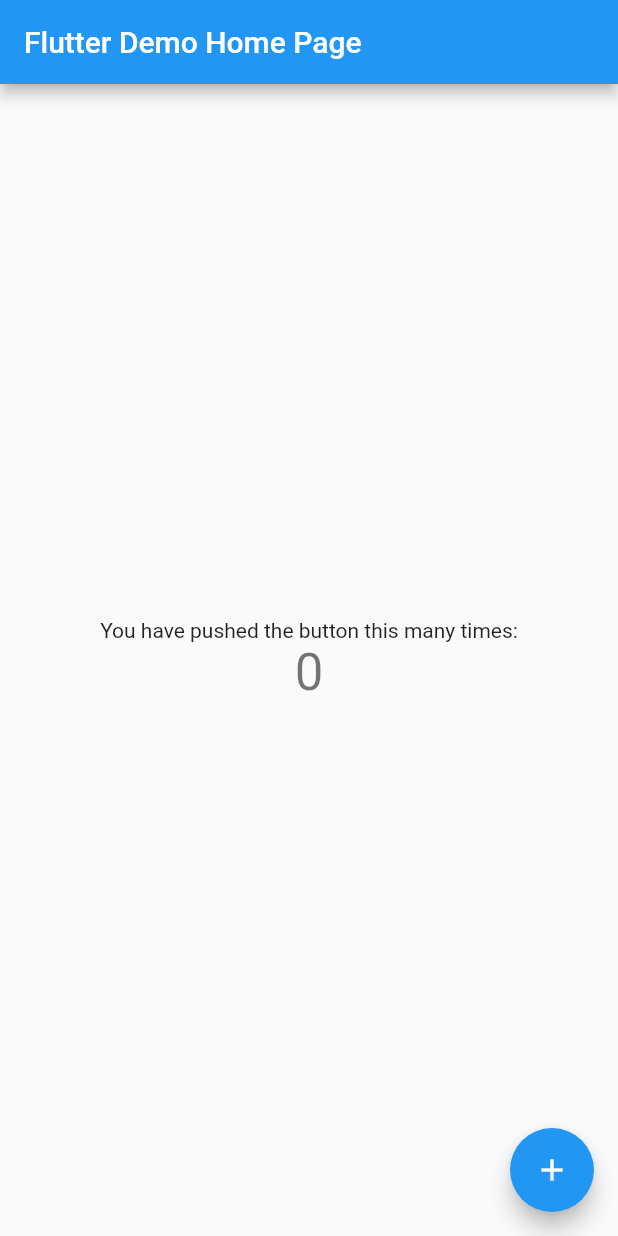
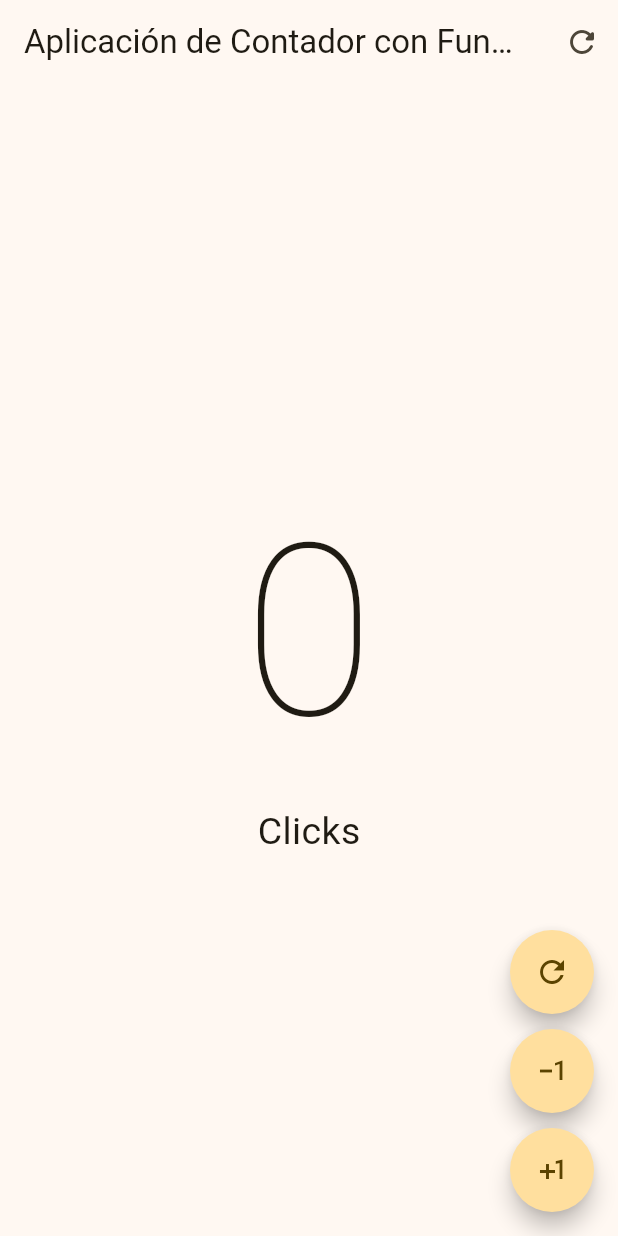
Before and after one commit to FranzFlores/flutter_fundamentals, a Flutter app: the screen it shows after launch, on a phone screen of 412 x 824 dp. Run offline on Flutter 3.47's test engine with Material 2 defaults, Android fonts, the phone set to English and light mode, and no system bars.

Commit message:
Pantallas de primer proyecto

```diff
--- a/first_app/lib/main.dart
+++ b/first_app/lib/main.dart
@@ -1,3 +1,5 @@
+import 'package:first_app/presentation/screens/counter/counter_function_screen.dart';
+// import 'package:first_app/presentation/screens/counter/counter_screen.dart';
 import 'package:flutter/material.dart';
 
 void main() {
@@ -11,105 +13,8 @@ class MyApp extends StatelessWidget {
   @override
   Widget build(BuildContext context) {
     return MaterialApp(
-      title: 'Flutter Demo',
-      theme: ThemeData(
-        // This is the theme of your application.
-        //
-        // Try running your application with "flutter run". You'll see the
-        // application has a blue toolbar. Then, without quitting the app, try
-        // changing the primarySwatch below to Colors.green and then invoke
-        // "hot reload" (press "r" in the console where you ran "flutter run",
-        // or simply save your changes to "hot reload" in a Flutter IDE).
-        // Notice that the counter didn't reset back to zero; the application
-        // is not restarted.
-        primarySwatch: Colors.blue,
-      ),
-      home: const MyHomePage(title: 'Flutter Demo Home Page'),
-    );
+        debugShowCheckedModeBanner: false,
+        theme: ThemeData(useMaterial3: true, colorSchemeSeed: Colors.amber),
+        home: const CounterFunctionsScreen());
   }
 }
-
-class MyHomePage extends StatefulWidget {
-  const MyHomePage({Key? key, required this.title}) : super(key: key);
-
-  // This widget is the home page of your application. It is stateful, meaning
-  // that it has a State object (defined below) that contains fields that affect
-  // how it looks.
-
-  // This class is the configuration for the state. It holds the values (in this
-  // case the title) provided by the parent (in this case the App widget) and
-  // used by the build method of the State. Fields in a Widget subclass are
-  // always marked "final".
-
-  final String title;
-
-  @override
-  State<MyHomePage> createState() => _MyHomePageState();
-}
-
-class _MyHomePageState extends State<MyHomePage> {
-  int _counter = 0;
-
-  void _incrementCounter() {
-    setState(() {
-      // This call to setState tells the Flutter framework that something has
-      // changed in this State, which causes it to rerun the build method below
-      // so that the display can reflect the updated values. If we changed
-      // _counter without calling setState(), then the build method would not be
-      // called again, and so nothing would appear to happen.
-      _counter++;
-    });
-  }
-
-  @override
-  Widget build(BuildContext context) {
-    // This method is rerun every time setState is called, for instance as done
-    // by the _incrementCounter method above.
-    //
-    // The Flutter framework has been optimized to make rerunning build methods
-    // fast, so that you can just rebuild anything that needs updating rather
-    // than having to individually change instances of widgets.
-    return Scaffold(
-      appBar: AppBar(
-        // Here we take the value from the MyHomePage object that was created by
-        // the App.build method, and use it to set our appbar title.
-        title: Text(widget.title),
-      ),
-      body: Center(
-        // Center is a layout widget. It takes a single child and positions it
-        // in the middle of the parent.
-        child: Column(
-          // Column is also a layout widget. It takes a list of children and
-          // arranges them vertically. By default, it sizes itself to fit its
-          // children horizontally, and tries to be as tall as its parent.
-          //
-          // Invoke "debug painting" (press "p" in the console, choose the
-          // "Toggle Debug Paint" action from the Flutter Inspector in Android
-          // Studio, or the "Toggle Debug Paint" command in Visual Studio Code)
-          // to see the wireframe for each widget.
-          //
-          // Column has various properties to control how it sizes itself and
-          // how it positions its children. Here we use mainAxisAlignment to
-          // center the children vertically; the main axis here is the vertical
-          // axis because Columns are vertical (the cross axis would be
-          // horizontal).
-          mainAxisAlignment: MainAxisAlignment.center,
-          children: <Widget>[
-            const Text(
-              'You have pushed the button this many times:',
-            ),
-            Text(
-              '$_counter',
-              style: Theme.of(context).textTheme.headline4,
-            ),
-          ],
-        ),
-      ),
-      floatingActionButton: FloatingActionButton(
-        onPressed: _incrementCounter,
-        tooltip: 'Increment',
-        child: const Icon(Icons.add),
-      ), // This trailing comma makes auto-formatting nicer for build methods.
-    );
-  }
-}
--- /dev/null
+++ b/first_app/lib/presentation/screens/counter/counter_function_screen.dart
@@ -0,0 +1,94 @@
+import 'package:flutter/material.dart';
+
+class CounterFunctionsScreen extends StatefulWidget {
+  const CounterFunctionsScreen({Key? key}) : super(key: key);
+
+  @override
+  State<CounterFunctionsScreen> createState() => _CounterFunctionsScreenState();
+}
+
+class _CounterFunctionsScreenState extends State<CounterFunctionsScreen> {
+  int counter = 0;
+
+  @override
+  Widget build(BuildContext context) {
+    return Scaffold(
+      appBar: AppBar(
+          title: const Text('Aplicación de Contador con Funciones'),
+          actions: [
+            IconButton(
+                icon: const Icon(Icons.refresh_rounded),
+                onPressed: () {
+                  setState(() {
+                    counter = 0;
+                  });
+                }),
+          ]),
+      body: Center(
+          child: Column(
+        mainAxisAlignment: MainAxisAlignment.center,
+        children: [
+          Text('$counter',
+              style:
+                  const TextStyle(fontSize: 160, fontWeight: FontWeight.w100)),
+          Text(
+            'Click${counter == 1 ? "" : "s"}',
+            style: const TextStyle(fontSize: 25),
+          )
+        ],
+      )),
+      floatingActionButton: Column(
+        mainAxisAlignment: MainAxisAlignment.end,
+        children: [
+          CustomButton(
+            icon: Icons.refresh_outlined,
+            onPressed: () {
+              setState(() {
+                counter = 0;
+              });
+            },
+          ),
+          const SizedBox(height: 10),
+          CustomButton(
+              icon: Icons.exposure_minus_1_outlined,
+              onPressed: () {
+                setState(() {
+                  if (counter == 0) return;
+                  counter--;
+                });
+              }),
+          const SizedBox(height: 10),
+          CustomButton(
+            icon: Icons.plus_one_outlined,
+            onPressed: () {
+              setState(() {
+                counter++;
+              });
+            },
+          )
+        ],
+      ),
+    );
+  }
+}
+
+class CustomButton extends StatelessWidget {
+  final IconData icon;
+  final VoidCallback? onPressed;
+
+  const CustomButton({
+    Key? key,
+    required this.icon,
+    this.onPressed,
+  }) : super(key: key);
+
+  @override
+  Widget build(BuildContext context) {
+    return FloatingActionButton(
+      // Redondear borde del botón
+      shape: const StadiumBorder(),
+      onPressed: onPressed,
+      child: Icon(icon),
+    );
+  }
+}
```
Also changed, not shown: first_app/lib/presentation/screens/counter/counter_screen.dart (added, +40 -0 lines).
